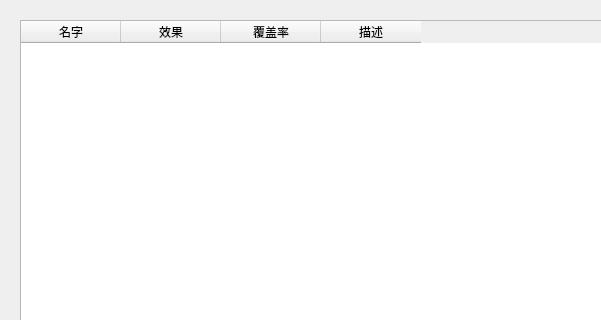
First picture: the form in data/ui/win_ratio.ui, repository gaofrank1986/gmi15, before the edit; both pictures show x 0 to 601 and y 0 to 320 of the 755 by 406 pixel window.
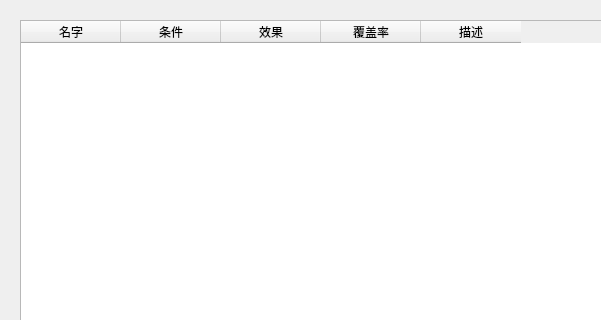
Second picture: the form after the edit.

```diff
--- a/data/ui/win_ratio.ui
+++ b/data/ui/win_ratio.ui
@@ -43,6 +43,11 @@
      <string>名字</string>
     </property>
    </column>
+   <column>
+    <property name="text">
+     <string>条件</string>
+    </property>
+   </column>
    <column>
     <property name="text">
      <string>效果</string>
```
